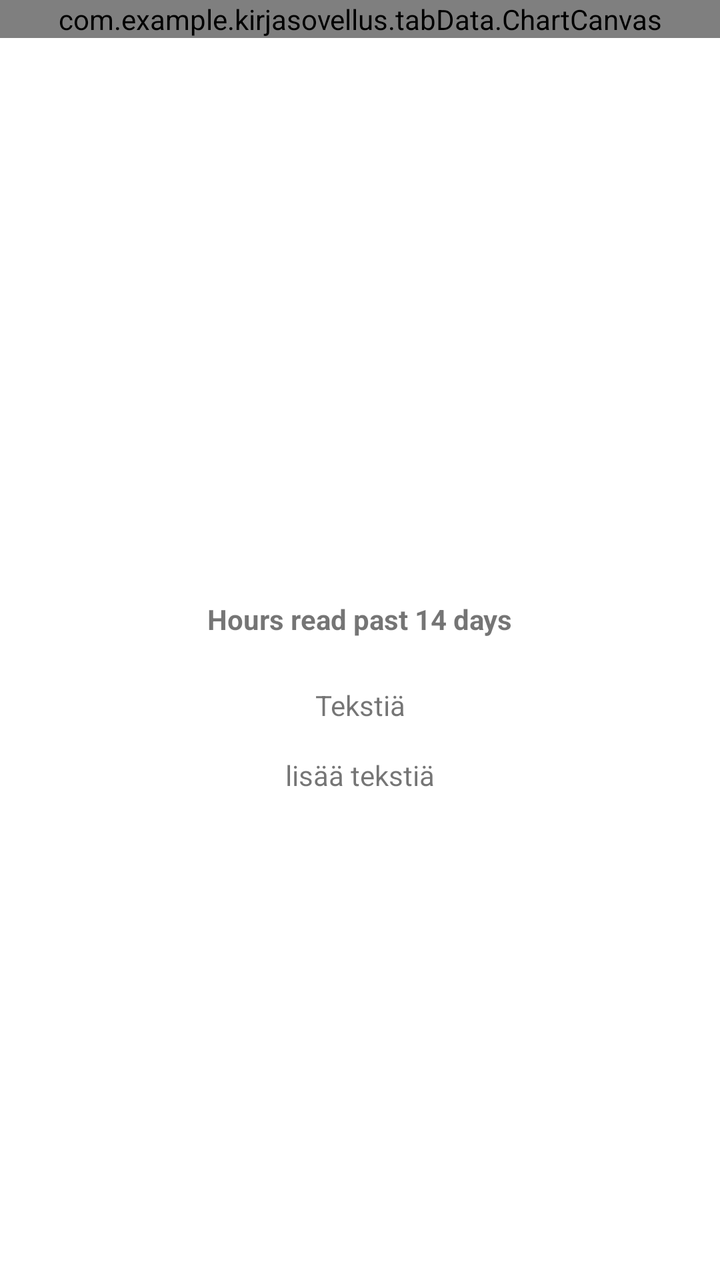
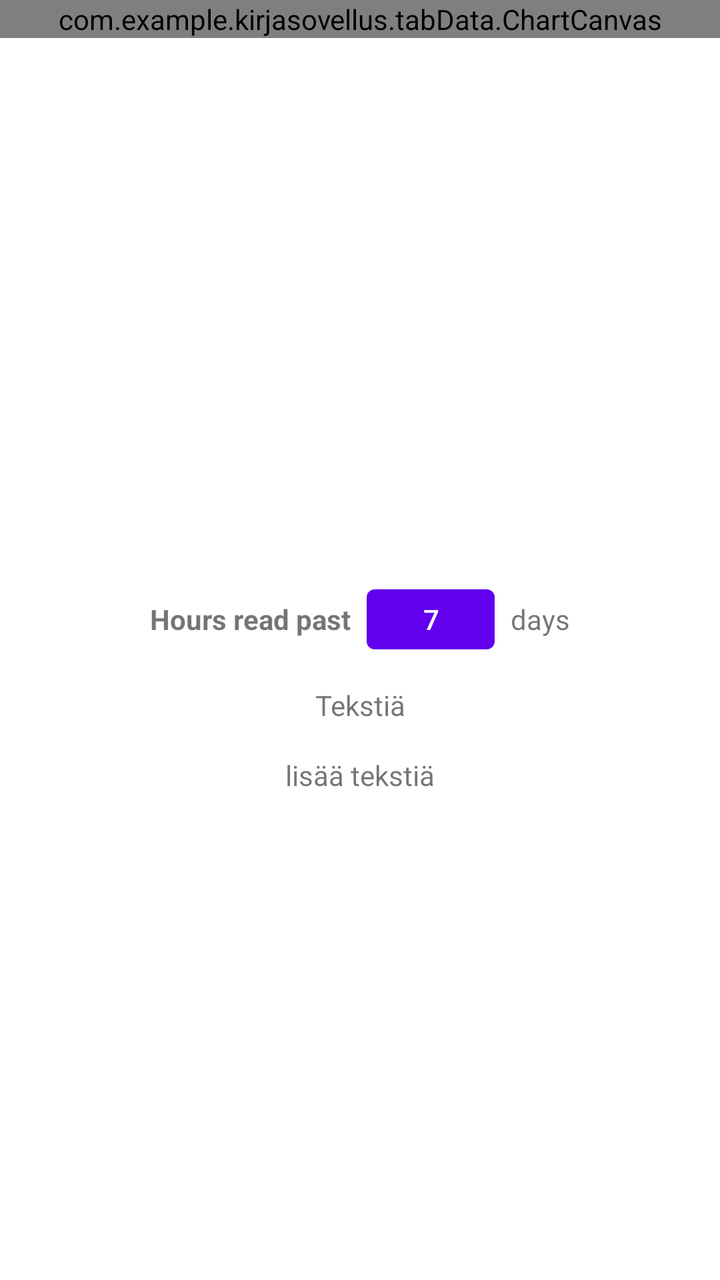

Screens rendered from an Android XML layout before and after an edit, with the pre-edit source and the edit as a unified diff.
<!-- AndroidManifest.xml: application theme Theme.KirjaSovellus -->
<!-- res/layout/fragment_data.xml -->
<?xml version="1.0" encoding="utf-8"?>
<ScrollView xmlns:android="http://schemas.android.com/apk/res/android"
    xmlns:app="http://schemas.android.com/apk/res-auto"
    xmlns:tools="http://schemas.android.com/tools"
    android:layout_width="match_parent"
    android:layout_height="match_parent">

    <androidx.constraintlayout.widget.ConstraintLayout
        android:layout_width="match_parent"
        android:layout_height="match_parent"
        tools:context=".tabData.DataFragment">

        <com.example.kirjasovellus.tabData.ChartCanvas
            android:id="@+id/chartCanvas"
            android:layout_width="match_parent"
            android:layout_height="wrap_content"
            app:layout_constraintEnd_toEndOf="parent"
            app:layout_constraintStart_toStartOf="parent"
            app:layout_constraintTop_toTopOf="parent" />

        <androidx.constraintlayout.widget.ConstraintLayout
            android:layout_width="match_parent"
            android:layout_height="match_parent"
            app:layout_constraintEnd_toEndOf="parent"
            app:layout_constraintStart_toStartOf="parent"
            app:layout_constraintTop_toTopOf="parent">

            <TextView
                android:id="@+id/tvHoursPeriod"
                android:layout_width="wrap_content"
                android:layout_height="wrap_content"
                android:layout_marginTop="300dp"
                android:text="Hours read past 14 days"
                android:textStyle="bold"
                app:layout_constraintEnd_toEndOf="parent"
                app:layout_constraintStart_toStartOf="parent"
                app:layout_constraintTop_toTopOf="parent" />

            <TextView
                android:id="@+id/textView22"
                android:layout_width="wrap_content"
                android:layout_height="wrap_content"
                android:layout_marginTop="24dp"
                android:text="Tekstiä"
                app:layout_constraintEnd_toEndOf="parent"
                app:layout_constraintStart_toStartOf="parent"
                app:layout_constraintTop_toBottomOf="@+id/tvHoursPeriod" />

            <TextView
                android:id="@+id/textView23"
                android:layout_width="wrap_content"
                android:layout_height="wrap_content"
                android:layout_marginTop="16dp"
                android:text="lisää tekstiä"
                app:layout_constraintEnd_toEndOf="parent"
                app:layout_constraintStart_toStartOf="parent"
                app:layout_constraintTop_toBottomOf="@+id/textView22" />
        </androidx.constraintlayout.widget.ConstraintLayout>


    </androidx.constraintlayout.widget.ConstraintLayout>

</ScrollView>
<!-- resources referenced by this layout -->
<resources>
  <style name="Theme.KirjaSovellus" parent="Theme.MaterialComponents.DayNight.DarkActionBar">
          
          <item name="colorPrimary">@color/purple_500</item>
          <item name="colorPrimaryVariant">@color/purple_700</item>
          <item name="colorOnPrimary">@color/white</item>
          
          <item name="colorSecondary">@color/teal_200</item>
          <item name="colorSecondaryVariant">@color/teal_700</item>
          <item name="colorOnSecondary">@color/black</item>
          
          <item name="android:statusBarColor" tools:targetApi="l">?attr/colorPrimaryVariant</item>
          
          <item name="windowNoTitle">true</item>
          <item name="windowActionBar">false</item>
      </style>
  <color name="purple_500">#FF6200EE</color>
  <color name="purple_700">#FF3700B3</color>
  <color name="white">#FFFFFFFF</color>
  <color name="teal_200">#FF03DAC5</color>
  <color name="teal_700">#FF018786</color>
  <color name="black">#FF000000</color>
</resources>

<!-- the commit's change to res/layout/fragment_data.xml (unified diff, before → after) -->
@@ -26,15 +26,41 @@
             app:layout_constraintTop_toTopOf="parent">
 
             <TextView
+                android:id="@+id/textView19"
+                android:layout_width="wrap_content"
+                android:layout_height="wrap_content"
+                android:layout_marginStart="8dp"
+                android:text="days"
+                app:layout_constraintBottom_toBottomOf="@+id/tvHoursPeriod"
+                app:layout_constraintEnd_toEndOf="parent"
+                app:layout_constraintHorizontal_bias="0.5"
+                app:layout_constraintStart_toEndOf="@+id/btnToggleHoursPeriod"
+                app:layout_constraintTop_toTopOf="@+id/tvHoursPeriod" />
+
+            <TextView
                 android:id="@+id/tvHoursPeriod"
                 android:layout_width="wrap_content"
                 android:layout_height="wrap_content"
                 android:layout_marginTop="300dp"
-                android:text="Hours read past 14 days"
+                android:text="Hours read past"
                 android:textStyle="bold"
-                app:layout_constraintEnd_toEndOf="parent"
+                app:layout_constraintEnd_toStartOf="@+id/btnToggleHoursPeriod"
+                app:layout_constraintHorizontal_bias="0.5"
+                app:layout_constraintHorizontal_chainStyle="packed"
                 app:layout_constraintStart_toStartOf="parent"
                 app:layout_constraintTop_toTopOf="parent" />
+
+            <Button
+                android:id="@+id/btnToggleHoursPeriod"
+                android:layout_width="64dp"
+                android:layout_height="42dp"
+                android:layout_marginStart="8dp"
+                android:text="7"
+                app:layout_constraintBottom_toBottomOf="@+id/tvHoursPeriod"
+                app:layout_constraintEnd_toStartOf="@+id/textView19"
+                app:layout_constraintHorizontal_bias="0.5"
+                app:layout_constraintStart_toEndOf="@+id/tvHoursPeriod"
+                app:layout_constraintTop_toTopOf="@+id/tvHoursPeriod" />
 
             <TextView
                 android:id="@+id/textView22"
